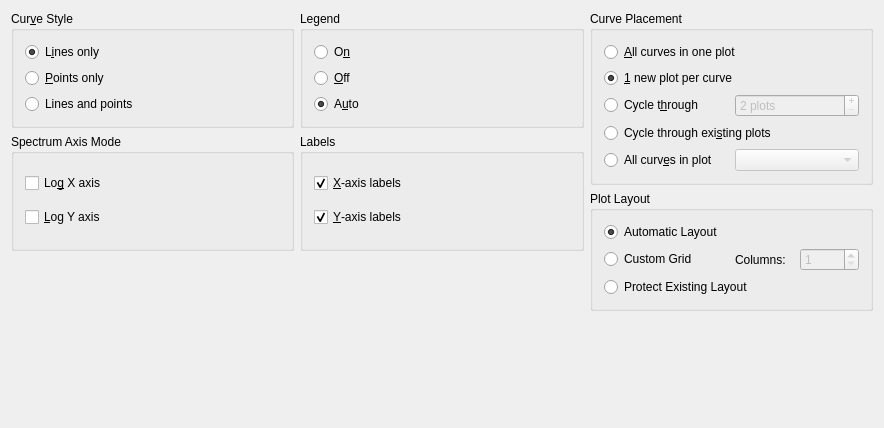
Above: src/libkstapp/datawizardpageplot.ui from Kst-plot/kst before the change. Below: the same form after it.
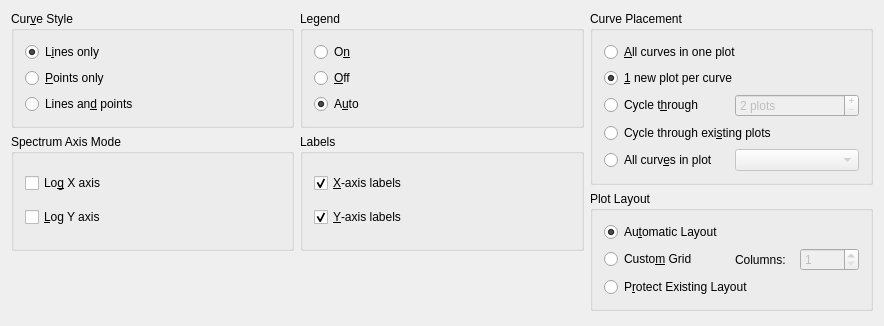
That is the form after the change. Custom widgets are drawn as their Qt base class.

```diff
--- a/src/libkstapp/datawizardpageplot.ui
+++ b/src/libkstapp/datawizardpageplot.ui
@@ -1,12 +1,12 @@
 <ui version="4.0" >
  <class>DataWizardPagePlot</class>
- <widget class="QWizardPage" name="DataWizardPagePlot" >
-  <property name="geometry" >
+ <widget class="QWizardPage" name="DataWizardPagePlot">
+  <property name="geometry">
    <rect>
     <x>0</x>
     <y>0</y>
     <width>884</width>
-    <height>428</height>
+    <height>326</height>
    </rect>
   </property>
   <layout class="QGridLayout" name="gridLayout_2" >
@@ -34,12 +34,9 @@
        </widget>
       </item>
       <item>
-       <widget class="QRadioButton" name="_drawBoth" >
-        <property name="text" >
-         <string>Lines and points</string>
-        </property>
-        <property name="shortcut" >
-         <string/>
+       <widget class="QRadioButton" name="_drawBoth">
+        <property name="text">
+         <string>Lines an&amp;d points</string>
         </property>
        </widget>
       </item>
@@ -232,21 +229,21 @@
      <property name="title" >
       <string>Plot Layout</string>
      </property>
-     <layout class="QGridLayout" >
-      <item row="0" column="0" colspan="2" >
-       <widget class="QRadioButton" name="_autoLayout" >
-        <property name="text" >
-         <string>Automatic Layout</string>
+     <layout class="QGridLayout">
+      <item row="0" column="0" colspan="2">
+       <widget class="QRadioButton" name="_autoLayout">
+        <property name="text">
+         <string>Au&amp;tomatic Layout</string>
         </property>
         <property name="checked" >
          <bool>true</bool>
         </property>
        </widget>
       </item>
-      <item row="1" column="0" >
-       <widget class="QRadioButton" name="_customGrid" >
-        <property name="text" >
-         <string>Custom Grid</string>
+      <item row="1" column="0">
+       <widget class="QRadioButton" name="_customGrid">
+        <property name="text">
+         <string>Custo&amp;m Grid</string>
         </property>
        </widget>
       </item>
@@ -274,10 +271,10 @@
         </item>
        </layout>
       </item>
-      <item row="2" column="0" colspan="2" >
-       <widget class="QRadioButton" name="_protectLayout" >
-        <property name="text" >
-         <string>Protect Existing Layout</string>
+      <item row="2" column="0" colspan="2">
+       <widget class="QRadioButton" name="_protectLayout">
+        <property name="text">
+         <string>P&amp;rotect Existing Layout</string>
         </property>
        </widget>
       </item>
@@ -325,7 +322,7 @@
    </item>
   </layout>
  </widget>
- <layoutdefault spacing="6" margin="11" />
+ <layoutdefault spacing="6" margin="11"/>
  <customwidgets>
   <customwidget>
    <class>Kst::ComboBox</class>
```
Left out of the diff: 211 changed lines with no effect on the pictures.
